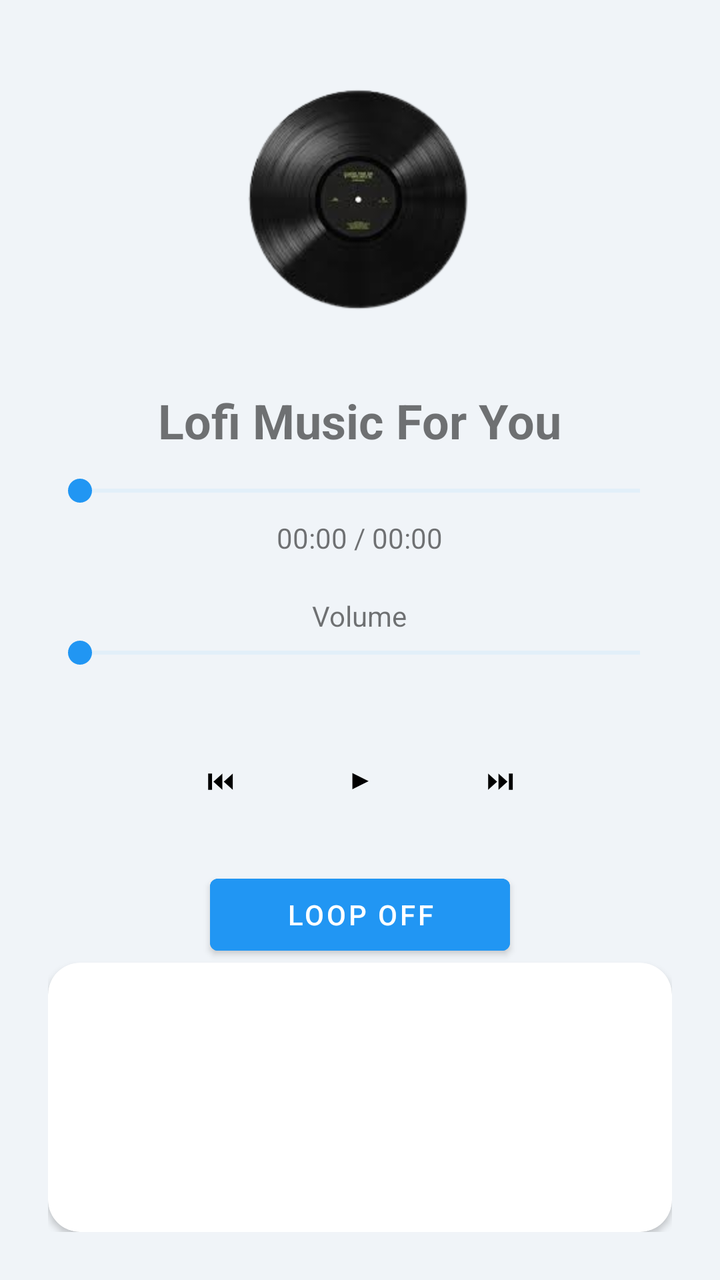
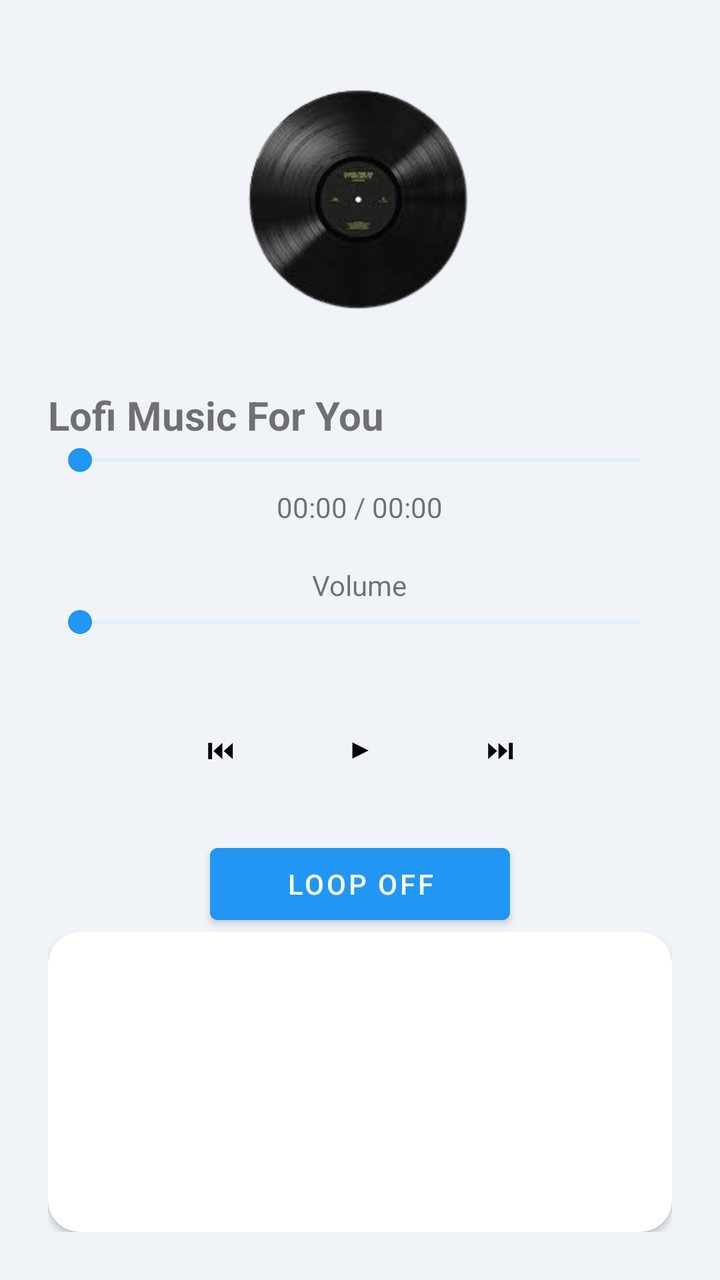

Before-and-after screenshots of an Android layout around one commit, followed by the original layout XML and the change that was made.
<!-- AndroidManifest.xml: application theme Theme.DevVibe -->
<!-- res/layout/activity_music.xml -->
<LinearLayout xmlns:android="http://schemas.android.com/apk/res/android"
    xmlns:app="http://schemas.android.com/apk/res-auto"
    android:orientation="vertical"
    android:gravity="center"
    android:padding="24dp"
    android:background="#f0f4f8"
    android:layout_width="match_parent"
    android:layout_height="match_parent">

    <ImageView
        android:id="@+id/vinylImage"
        android:layout_width="150dp"
        android:layout_height="150dp"
        android:layout_marginBottom="20dp"
        android:src="@drawable/vinyl"/>

    <TextView
        android:id="@+id/musicTitle"
        android:text="Lofi Music For You"
        android:textSize="24sp"
        android:textStyle="bold"
        android:layout_marginBottom="10dp"
        android:layout_width="wrap_content"
        android:layout_height="wrap_content"/>

    <SeekBar
        android:id="@+id/musicProgress"
        android:layout_width="match_parent"
        android:layout_height="wrap_content"
        android:progressTint="#2196F3"
        android:thumbTint="#2196F3"
        android:progressBackgroundTint="#BBDEFB"/>

    <TextView
        android:id="@+id/timeText"
        android:text="00:00 / 00:00"
        android:layout_marginTop="5dp"
        android:layout_width="wrap_content"
        android:layout_height="wrap_content"/>

    <TextView
        android:text="Volume"
        android:layout_marginTop="20dp"
        android:layout_width="wrap_content"
        android:layout_height="wrap_content"/>

    <SeekBar
        android:id="@+id/volumeSeek"
        android:layout_width="match_parent"
        android:layout_height="wrap_content"
        android:progressTint="#2196F3"
        android:thumbTint="#2196F3"
        android:progressBackgroundTint="#BBDEFB"/>

    <LinearLayout
        style="?android:attr/buttonBarStyle"
        android:orientation="horizontal"
        android:layout_marginTop="30dp"
        android:gravity="center"
        android:layout_height="wrap_content"
        android:layout_width="match_parent">

        <Button
            android:id="@+id/btnPrev"
            style="?android:attr/buttonBarButtonStyle"
            android:text="⏮"
            android:textColor="@color/black"
            android:layout_width="70dp"
            android:layout_height="wrap_content" />

        <Button
            android:id="@+id/btnPlay"
            style="?android:attr/buttonBarButtonStyle"
            android:text="▶"
            android:textColor="@color/black"
            android:layout_width="70dp"
            android:layout_height="wrap_content" />

        <Button
            android:id="@+id/btnNext"
            style="?android:attr/buttonBarButtonStyle"
            android:text="⏭"
            android:textColor="@color/black"
            android:layout_width="70dp"
            android:layout_height="wrap_content"/>

    </LinearLayout>

    <Button
        android:id="@+id/btnLoop"
        android:text="Loop Off"
        android:backgroundTint="#2196F3"
        android:layout_marginTop="20dp"
        android:layout_width="150dp"
        android:layout_height="wrap_content"/>


    <com.google.android.material.card.MaterialCardView
        app:cardCornerRadius="16dp"
        app:cardElevation="2dp"
        android:layout_width="match_parent"
        android:layout_height="match_parent">

        <androidx.recyclerview.widget.RecyclerView
            android:id="@+id/playlistRecycler"
            android:layout_width="match_parent"
            android:layout_height="match_parent" />

    </com.google.android.material.card.MaterialCardView>


</LinearLayout>
<!-- resources referenced by this layout -->
<resources>
  <color name="black">#FF000000</color>
  <!-- drawable vinyl: png bitmap (drawable, 26524 bytes) -->
  <style name="Theme.DevVibe" parent="Base.Theme.DevVibe" />
  <style name="Base.Theme.DevVibe" parent="Theme.MaterialComponents.DayNight.NoActionBar">
          
          
      </style>
</resources>

<!-- the commit's change to res/layout/activity_music.xml (unified diff, before → after) -->
@@ -16,12 +16,17 @@
 
     <TextView
         android:id="@+id/musicTitle"
+        android:layout_width="match_parent"
+        android:layout_height="wrap_content"
         android:text="Lofi Music For You"
-        android:textSize="24sp"
+        android:textSize="20sp"
         android:textStyle="bold"
-        android:layout_marginBottom="10dp"
-        android:layout_width="wrap_content"
-        android:layout_height="wrap_content"/>
+        android:singleLine="true"
+        android:ellipsize="marquee"
+        android:marqueeRepeatLimit="marquee_forever"
+        android:focusable="true"
+        android:focusableInTouchMode="true"
+        android:scrollHorizontally="true"/>
 
     <SeekBar
         android:id="@+id/musicProgress"
